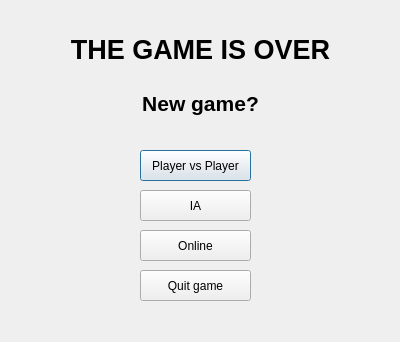
Old version of the form dialognewgame.ui in the repository karamandrew/Arnianletricozor.
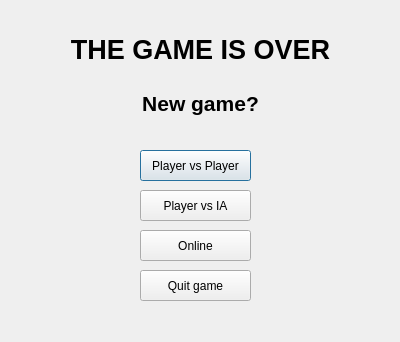
New version of the form.

Commit message: interface- gameplay bug :voir google docs(2)

Patch:
```diff
--- a/dialognewgame.ui
+++ b/dialognewgame.ui
@@ -36,7 +36,7 @@
     </rect>
    </property>
    <property name="text">
-    <string>IA</string>
+    <string>Player vs IA</string>
    </property>
   </widget>
   <widget class="QPushButton" name="pushButton_3">
```
The commit also changes 2 other files.
